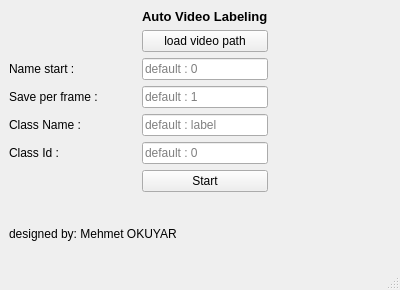
Old version of the form auto_label.ui in the repository MehmetOKUYAR/Auto_video_label.
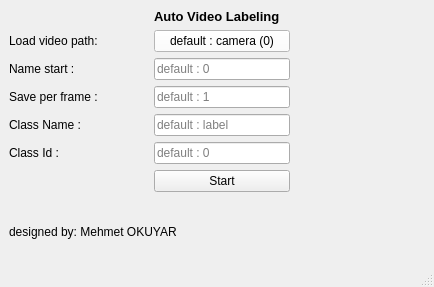
New version of the form.

Commit message: auto_video_labeling

```diff
--- a/auto_label.ui
+++ b/auto_label.ui
@@ -6,8 +6,8 @@
    <rect>
     <x>0</x>
     <y>0</y>
-    <width>400</width>
-    <height>290</height>
+    <width>434</width>
+    <height>287</height>
    </rect>
   </property>
   <property name="minimumSize">
@@ -18,8 +18,8 @@
   </property>
   <property name="maximumSize">
    <size>
-    <width>400</width>
-    <height>290</height>
+    <width>500</width>
+    <height>322</height>
    </size>
   </property>
   <property name="windowTitle">
@@ -80,8 +80,11 @@
         <property name="cursor">
          <cursorShape>PointingHandCursor</cursorShape>
         </property>
+        <property name="styleSheet">
+         <string notr="true">background-color: rgb(255, 255, 255);</string>
+        </property>
         <property name="text">
-         <string>load video path</string>
+         <string>default : camera (0)</string>
         </property>
        </widget>
       </item>
@@ -151,6 +154,13 @@
         </property>
        </widget>
       </item>
+      <item row="1" column="0">
+       <widget class="QLabel" name="label_7">
+        <property name="text">
+         <string>Load video path:</string>
+        </property>
+       </widget>
+      </item>
      </layout>
     </item>
     <item row="1" column="0">
```
Left out of the diff: 2 changed lines with no effect on the pictures. The commit also changes 2 other files.
